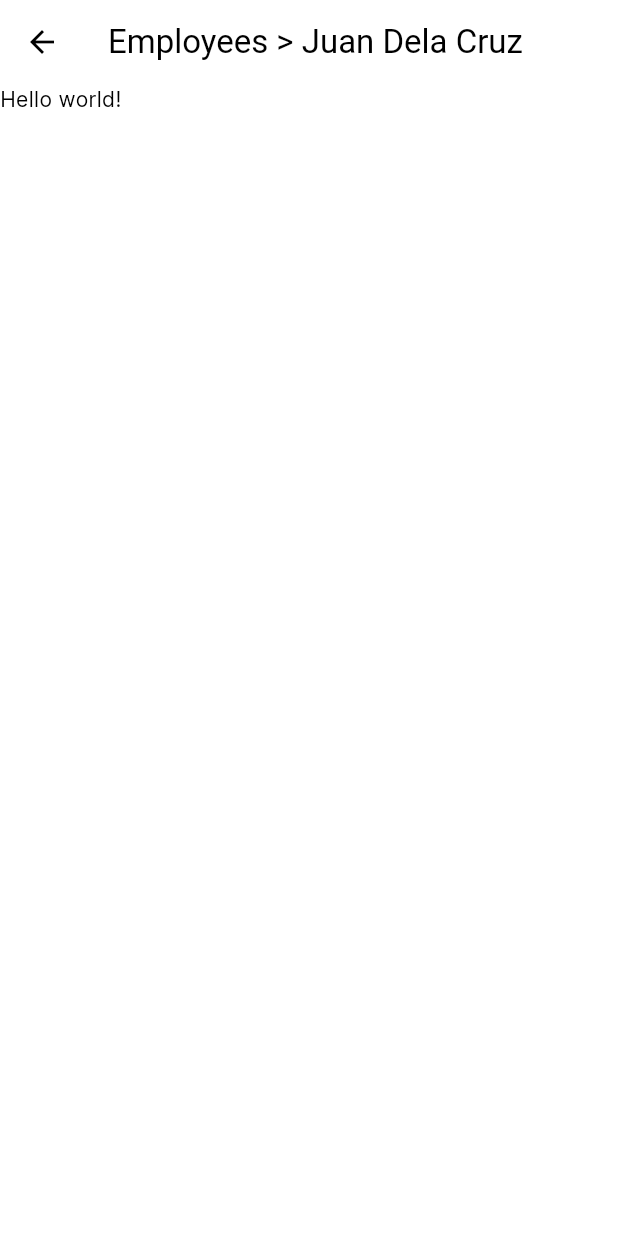
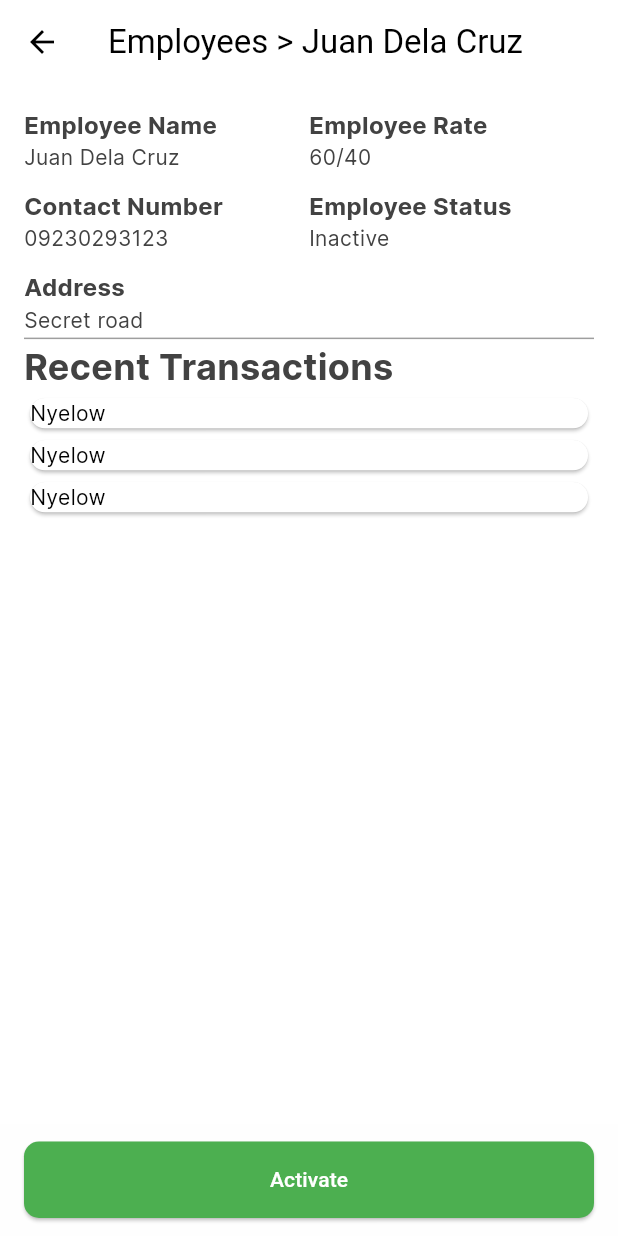
Before and after one commit to marcusandrev/springcrate, a Flutter app: the EmployeeDetailsScreen screen opened directly with sample values from the repository, on a phone screen of 412 x 824 dp. Run offline on Flutter 3.47's test engine with Material 3 defaults, Android fonts, the phone set to English and light mode, and no system bars; our stand-ins replace fl_chart, flutter_svg.

Commit message:
feat: initial layout implementation of employee details page

```diff
--- a/lib/data/data.dart
+++ b/lib/data/data.dart
@@ -95,11 +95,11 @@ List<Employee> employeesData = [
   //   'contact_no': '09230293123',
   // },
   const Employee('0b5aae66-178c-499c-83db-16e097fa7fe6', 'Juan Dela Cruz',
-      '60/40', '09230293123', 'Secret road'),
+      '60/40', '09230293123', 'Secret road', 0),
   const Employee('0474c82c-1f7a-46a6-96f9-ce8e8d80f120', 'Juana Dela Cruz',
-      '60/40', '09230293123', 'Secret road'),
+      '60/40', '09230293123', 'Secret road', 1),
   const Employee('ad005553-a2b8-46f1-9e2e-def8ab0a880e', 'Joe Dela Cruz',
-      '70/30', '09230293123', 'Secret road')
+      '70/30', '09230293123', 'Secret road', 0)
 ];
 
 List<Map<String, dynamic>> servicesData = [
--- a/lib/screens/employees/class_def/employee.dart
+++ b/lib/screens/employees/class_def/employee.dart
@@ -4,7 +4,8 @@ class Employee {
   final String rate;
   final String contactNo;
   final String address;
+  final int status;
 
   const Employee(this.employeeID, this.employeeName, this.rate, this.contactNo,
-      this.address);
+      this.address, this.status);
 }
--- a/lib/screens/employees/views/employee_details_screen.dart
+++ b/lib/screens/employees/views/employee_details_screen.dart
@@ -8,8 +8,105 @@ class EmployeeDetailsScreen extends StatelessWidget {
 
   @override
   Widget build(BuildContext context) {
+    final status = employee.status == 0 ? 'Inactive' : 'Active';
+
+    final employeeDetailItems = [
+      [
+        _buildDetailWidget(context, 'Employee Name', employee.employeeName),
+        _buildDetailWidget(context, 'Employee Rate', employee.rate),
+        _buildDetailWidget(context, 'Contact Number', employee.contactNo),
+        _buildDetailWidget(context, 'Employee Status', status),
+      ]
+    ];
     return Scaffold(
         appBar: AppBar(title: Text('Employees > ${employee.employeeName}')),
-        body: const SingleChildScrollView(child: Text('Hello world!')));
+        bottomNavigationBar: BottomAppBar(
+          height: 75,
+          surfaceTintColor: Colors.grey.shade100,
+          child: _buildActionButton(context),
+        ),
+        body: SingleChildScrollView(
+            padding: const EdgeInsets.all(16),
+            child: Column(
+              children: [
+                Column(
+                  crossAxisAlignment: CrossAxisAlignment.start,
+                  children: [
+                    GridView.builder(
+                      physics: const NeverScrollableScrollPhysics(),
+                      shrinkWrap: true,
+                      gridDelegate:
+                          const SliverGridDelegateWithFixedCrossAxisCount(
+                              crossAxisCount: 2, childAspectRatio: 3.5),
+                      itemCount: employeeDetailItems[0].length,
+                      itemBuilder: ((context, index) =>
+                          employeeDetailItems[0][index]),
+                    ),
+                    _buildDetailWidget(context, 'Address', employee.address),
+                    const Divider(height: 4, thickness: 1, color: Colors.grey),
+                    Text(
+                      'Recent Transactions',
+                      style: TextStyle(
+                          color: Colors.grey[800],
+                          fontSize: 24,
+                          fontWeight: FontWeight.bold),
+                    ),
+                    ListView.builder(
+                      physics: const NeverScrollableScrollPhysics(),
+                      shrinkWrap: true,
+                      itemCount: 3,
+                      itemBuilder: ((context, index) =>
+                          _buildRecenTransactionsCard(context)),
+                    )
+                  ],
+                )
+              ],
+            )));
+  }
+
+  Widget _buildActionButton(BuildContext context) {
+    dynamic actionButtonText;
+    dynamic color;
+    if (employee.status == 0) {
+      actionButtonText = 'Activate';
+      color = Colors.green;
+    } else {
+      actionButtonText = 'Deactivate';
+      color = Colors.red;
+    }
+
+    return ElevatedButton(
+        style: ButtonStyle(
+            shape: MaterialStateProperty.all(RoundedRectangleBorder(
+                borderRadius: BorderRadius.circular(10))),
+            backgroundColor: MaterialStateProperty.all(color),
+            foregroundColor: MaterialStateProperty.all(Colors.white)),
+        onPressed: () {},
+        child: Text(actionButtonText));
+  }
+
+  Widget _buildDetailWidget(BuildContext context, String label, String value) {
+    return Column(
+      crossAxisAlignment: CrossAxisAlignment.start,
+      children: [
+        Text(
+          label,
+          style: TextStyle(
+              color: Colors.grey[800],
+              fontSize: 16,
+              fontWeight: FontWeight.bold),
+        ),
+        Text(
+          value,
+          style: TextStyle(color: Colors.grey[800], fontSize: 14),
+        )
+      ],
+    );
+  }
+
+  Widget _buildRecenTransactionsCard(BuildContext context) {
+    return Card(
+      child: const Text('Nyelow'),
+    );
   }
 }
```
